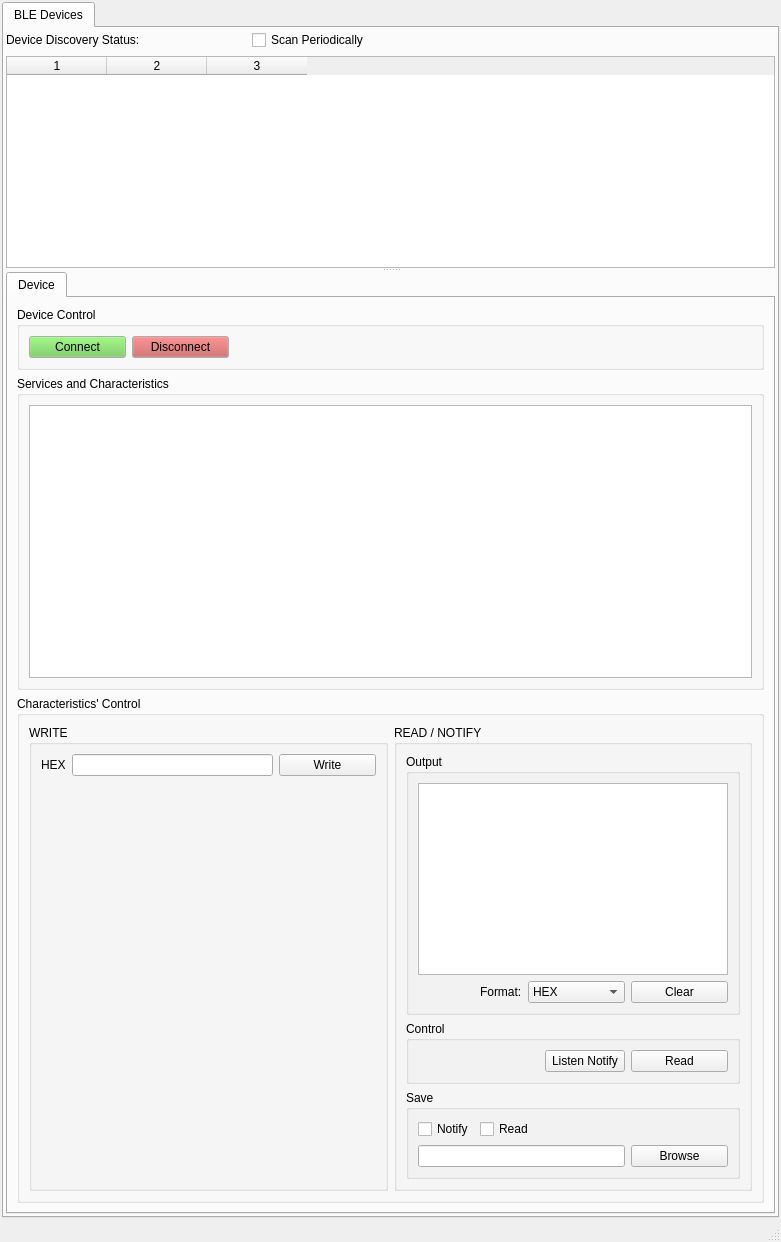
The window that mainwindow.ui (vladimir-vakhter/ble-basestation-app) describes before a commit, drawn with Qt 5.
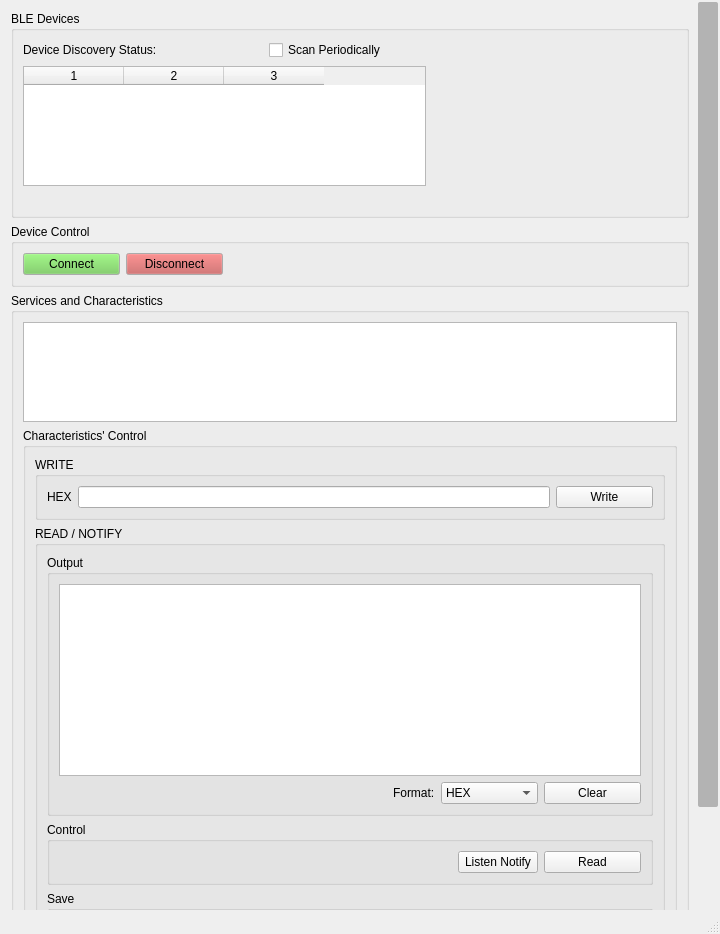
The same window after the commit.

```diff
--- a/mainwindow.ui
+++ b/mainwindow.ui
@@ -9,12 +9,12 @@
    <rect>
     <x>0</x>
     <y>0</y>
-    <width>781</width>
-    <height>1242</height>
+    <width>720</width>
+    <height>934</height>
    </rect>
   </property>
   <property name="sizePolicy">
-   <sizepolicy hsizetype="Expanding" vsizetype="Expanding">
+   <sizepolicy hsizetype="Ignored" vsizetype="Ignored">
     <horstretch>0</horstretch>
     <verstretch>0</verstretch>
    </sizepolicy>
@@ -42,42 +42,128 @@
     <property name="bottomMargin">
      <number>2</number>
     </property>
-    <item row="1" column="0">
-     <widget class="QTabWidget" name="tabWidget_2">
-      <property name="currentIndex">
-       <number>0</number>
+    <item row="0" column="0">
+     <widget class="QScrollArea" name="scrollArea">
+      <property name="sizePolicy">
+       <sizepolicy hsizetype="Ignored" vsizetype="Minimum">
+        <horstretch>0</horstretch>
+        <verstretch>0</verstretch>
+       </sizepolicy>
       </property>
-      <widget class="QWidget" name="devicesTab">
-       <attribute name="title">
+      <property name="mouseTracking">
+       <bool>true</bool>
+      </property>
+      <property name="tabletTracking">
+       <bool>true</bool>
+      </property>
+      <property name="layoutDirection">
+       <enum>Qt::LeftToRight</enum>
+      </property>
+      <property name="styleSheet">
+       <string notr="true">QScrollArea {
+	border: none;
+}
+
+QScrollBar {
+
+	border-radius: 2px;
+}
+
+QScrollBar:horizontal {
+	height: 20px;
+}
+
+QScrollBar:vertical {
+	width: 20px;
+	position: left;
+}
+
+QScrollBar::handle {
+	background: #b3b3b3;
+	border-radius: 2px;
+ }
+
+QScrollBar::handle:horizontal {
+	height: 25px;
+	min-width: 30px;
+}
+
+QScrollBar::handle:vertical {
+	width: 25px;
+	min-height: 30px;
+}
+
+QScrollBar::add-line {
+	border: none;
+	background: none;
+ }
+
+QScrollBar::sub-line {
+	border: none;
+	background: none;
+}</string>
+      </property>
+      <property name="lineWidth">
+       <number>5</number>
+      </property>
+      <property name="verticalScrollBarPolicy">
+       <enum>Qt::ScrollBarAsNeeded</enum>
+      </property>
+      <property name="horizontalScrollBarPolicy">
+       <enum>Qt::ScrollBarAsNeeded</enum>
+      </property>
+      <property name="widgetResizable">
+       <bool>true</bool>
+      </property>
+      <widget class="QWidget" name="scrollAreaWidgetContents">
+       <property name="geometry">
+        <rect>
+         <x>0</x>
+         <y>0</y>
+         <width>696</width>
+         <height>1089</height>
+        </rect>
+       </property>
+       <layout class="QVBoxLayout" name="verticalLayout_10">
+        <item>
+         <widget class="QGroupBox" name="groupBox_2">
+          <property name="sizePolicy">
+           <sizepolicy hsizetype="Preferred" vsizetype="Preferred">
+            <horstretch>0</horstretch>
+            <verstretch>0</verstretch>
+           </sizepolicy>
+          </property>
+          <property name="title">
         <string>BLE Devices</string>
-       </attribute>
-       <layout class="QGridLayout" name="gridLayout_8">
-        <property name="leftMargin">
-         <number>2</number>
-        </property>
-        <property name="topMargin">
-         <number>2</number>
-        </property>
-        <property name="rightMargin">
-         <number>2</number>
-        </property>
-        <property name="bottomMargin">
-         <number>2</number>
-        </property>
-        <item row="0" column="0">
-         <widget class="QSplitter" name="splitter">
-          <property name="sizePolicy">
-           <sizepolicy hsizetype="Preferred" vsizetype="Minimum">
-            <horstretch>0</horstretch>
-            <verstretch>0</verstretch>
-           </sizepolicy>
-          </property>
+          </property>
+          <layout class="QGridLayout" name="gridLayout">
+           <item row="2" column="0">
+            <spacer name="verticalSpacer">
           <property name="orientation">
            <enum>Qt::Vertical</enum>
           </property>
-          <widget class="QWidget" name="layoutWidget">
-           <layout class="QVBoxLayout" name="verticalLayout_4">
-            <item>
+             <property name="sizeHint" stdset="0">
+              <size>
+               <width>20</width>
+               <height>40</height>
+              </size>
+             </property>
+            </spacer>
+           </item>
+           <item row="2" column="1">
+            <spacer name="horizontalSpacer">
+             <property name="orientation">
+              <enum>Qt::Horizontal</enum>
+             </property>
+             <property name="sizeHint" stdset="0">
+              <size>
+               <width>40</width>
+               <height>20</height>
+              </size>
+             </property>
+            </spacer>
+           </item>
+           <item row="0" column="0">
              <layout class="QGridLayout" name="gridLayout_3">
               <item row="0" column="1">
                <widget class="QLabel" name="scanningIndicatorLabel">
@@ -121,10 +207,10 @@
               </item>
              </layout>
             </item>
-            <item>
+           <item row="1" column="0">
              <widget class="QTableWidget" name="devicesTableWidget">
               <property name="sizePolicy">
-               <sizepolicy hsizetype="Expanding" vsizetype="Expanding">
+              <sizepolicy hsizetype="Ignored" vsizetype="Ignored">
                 <horstretch>0</horstretch>
                 <verstretch>0</verstretch>
                </sizepolicy>
@@ -132,7 +218,7 @@
               <property name="minimumSize">
                <size>
                 <width>0</width>
-                <height>180</height>
+               <height>120</height>
                </size>
               </property>
               <property name="columnCount">
@@ -145,19 +231,7 @@
             </item>
            </layout>
           </widget>
-          <widget class="QTabWidget" name="tabWidget">
-           <property name="currentIndex">
-            <number>0</number>
-           </property>
-           <widget class="QWidget" name="ble_tab">
-            <attribute name="title">
-             <string>Device</string>
-            </attribute>
-            <layout class="QGridLayout" name="gridLayout_15">
-             <item row="2" column="2">
-              <layout class="QVBoxLayout" name="verticalLayout_5">
-               <item>
-                <layout class="QHBoxLayout" name="horizontalLayout_8">
+        </item>
                  <item>
                   <widget class="QGroupBox" name="device_groupBox">
                    <property name="title">
@@ -265,7 +339,7 @@
                      </widget>
                     </item>
                     <item>
-                     <spacer name="horizontalSpacer">
+            <spacer name="horizontalSpacer_2">
                       <property name="orientation">
                        <enum>Qt::Horizontal</enum>
                       </property>
@@ -279,8 +353,6 @@
                     </item>
                    </layout>
                   </widget>
-                 </item>
-                </layout>
                </item>
                <item>
                 <widget class="QGroupBox" name="deviceControlGroupBox">
@@ -290,12 +362,21 @@
                  <layout class="QVBoxLayout" name="verticalLayout_2">
                   <item>
                    <widget class="QTreeWidget" name="bleServicesTreeWidget">
+             <property name="sizePolicy">
+              <sizepolicy hsizetype="MinimumExpanding" vsizetype="Ignored">
+               <horstretch>0</horstretch>
+               <verstretch>0</verstretch>
+              </sizepolicy>
+             </property>
                     <property name="minimumSize">
                      <size>
                       <width>0</width>
                       <height>100</height>
                      </size>
                     </property>
+             <property name="horizontalScrollBarPolicy">
+              <enum>Qt::ScrollBarAsNeeded</enum>
+             </property>
                     <attribute name="headerVisible">
                      <bool>false</bool>
                     </attribute>
@@ -306,15 +387,12 @@
                     </column>
                    </widget>
                   </item>
-                 </layout>
-                </widget>
-               </item>
                <item>
                 <widget class="QGroupBox" name="groupBox">
                  <property name="title">
                   <string>Characteristics' Control</string>
                  </property>
-                 <layout class="QHBoxLayout" name="horizontalLayout_11">
+             <layout class="QVBoxLayout" name="verticalLayout_5">
                   <item>
                    <widget class="QGroupBox" name="write_groupBox">
                     <property name="sizePolicy">
@@ -364,19 +442,6 @@
                        </item>
                       </layout>
                      </item>
-                     <item>
-                      <spacer name="verticalSpacer">
-                       <property name="orientation">
-                        <enum>Qt::Vertical</enum>
-                       </property>
-                       <property name="sizeHint" stdset="0">
-                        <size>
-                         <width>20</width>
-                         <height>40</height>
-                        </size>
-                       </property>
-                      </spacer>
-                     </item>
                     </layout>
                    </widget>
                   </item>
@@ -585,10 +650,6 @@
                 </widget>
                </item>
               </layout>
-             </item>
-            </layout>
-           </widget>
-          </widget>
          </widget>
         </item>
        </layout>
```
Left out of the diff: 16 changed lines with no effect on the pictures. Lines whose indentation alone changed are shown as unchanged.
